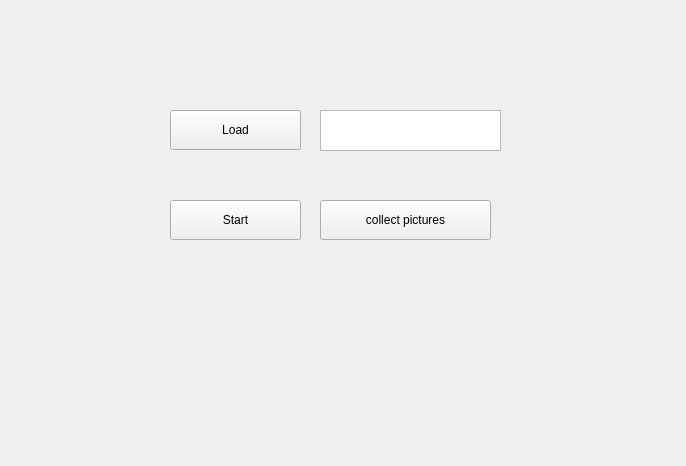
This is frames/UI_frames.ui in jsy0844/py_projects as Qt 5 draws it before an edit. The edited form follows.
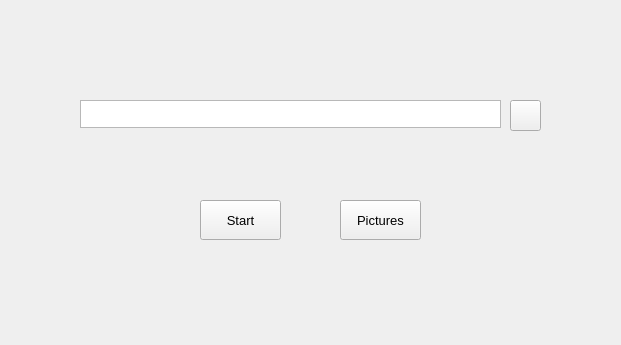
This is the edited form. Icons and pictures are not drawn.

Diff of the .ui file:
```diff
--- a/frames/UI_frames.ui
+++ b/frames/UI_frames.ui
@@ -6,10 +6,17 @@
    <rect>
     <x>0</x>
     <y>0</y>
-    <width>686</width>
-    <height>466</height>
+    <width>621</width>
+    <height>345</height>
    </rect>
   </property>
+  <property name="font">
+   <font>
+    <family>Arial</family>
+    <weight>75</weight>
+    <bold>true</bold>
+   </font>
+  </property>
   <property name="windowTitle">
    <string>MainWindow</string>
   </property>
@@ -17,35 +24,72 @@
    <widget class="QTextBrowser" name="fileText">
     <property name="geometry">
      <rect>
-      <x>320</x>
-      <y>110</y>
-      <width>181</width>
-      <height>41</height>
+      <x>80</x>
+      <y>100</y>
+      <width>421</width>
+      <height>28</height>
      </rect>
     </property>
+    <property name="font">
+     <font>
+      <family>Arial</family>
+      <pointsize>7</pointsize>
+     </font>
+    </property>
    </widget>
    <widget class="QPushButton" name="LoadBtn">
     <property name="geometry">
      <rect>
-      <x>170</x>
-      <y>110</y>
-      <width>131</width>
-      <height>40</height>
+      <x>510</x>
+      <y>100</y>
+      <width>31</width>
+      <height>31</height>
      </rect>
     </property>
+    <property name="font">
+     <font>
+      <family>Arial</family>
+      <weight>50</weight>
+      <bold>false</bold>
+     </font>
+    </property>
+    <property name="cursor">
+     <cursorShape>ArrowCursor</cursorShape>
+    </property>
+    <property name="autoFillBackground">
+     <bool>true</bool>
+    </property>
     <property name="text">
-     <string>Load</string>
+     <string/>
+    </property>
+    <property name="icon">
+     <iconset>
+      <normaloff>foldericon.ico</normaloff>foldericon.ico</iconset>
+    </property>
+    <property name="iconSize">
+     <size>
+      <width>40</width>
+      <height>40</height>
+     </size>
     </property>
    </widget>
    <widget class="QPushButton" name="staBtn">
     <property name="geometry">
      <rect>
-      <x>170</x>
+      <x>200</x>
       <y>200</y>
-      <width>131</width>
+      <width>81</width>
       <height>40</height>
      </rect>
     </property>
+    <property name="font">
+     <font>
+      <family>Arial</family>
+      <pointsize>10</pointsize>
+      <weight>50</weight>
+      <bold>false</bold>
+     </font>
+    </property>
     <property name="text">
      <string>Start</string>
     </property>
@@ -53,14 +97,22 @@
    <widget class="QPushButton" name="colBtn">
     <property name="geometry">
      <rect>
-      <x>320</x>
+      <x>340</x>
       <y>200</y>
-      <width>171</width>
+      <width>81</width>
       <height>40</height>
      </rect>
     </property>
+    <property name="font">
+     <font>
+      <family>Arial</family>
+      <pointsize>10</pointsize>
+      <weight>50</weight>
+      <bold>false</bold>
+     </font>
+    </property>
     <property name="text">
-     <string>collect pictures</string>
+     <string>Pictures</string>
     </property>
    </widget>
   </widget>
```
Left out of the diff: 10 changed lines with no effect on the pictures.
